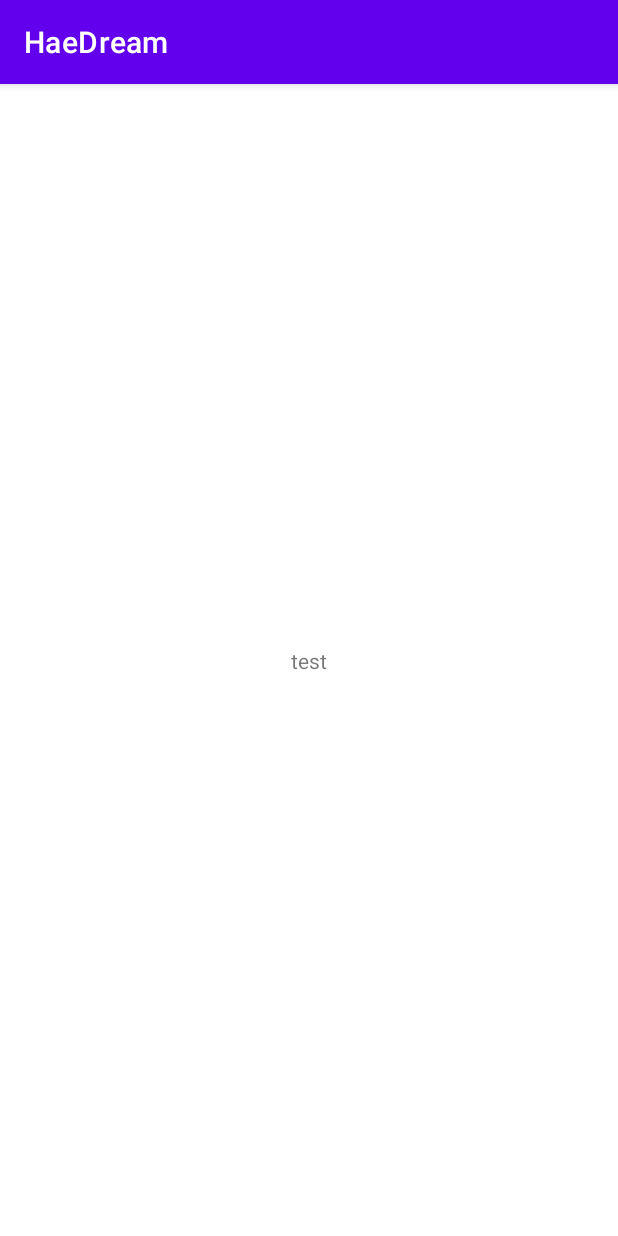
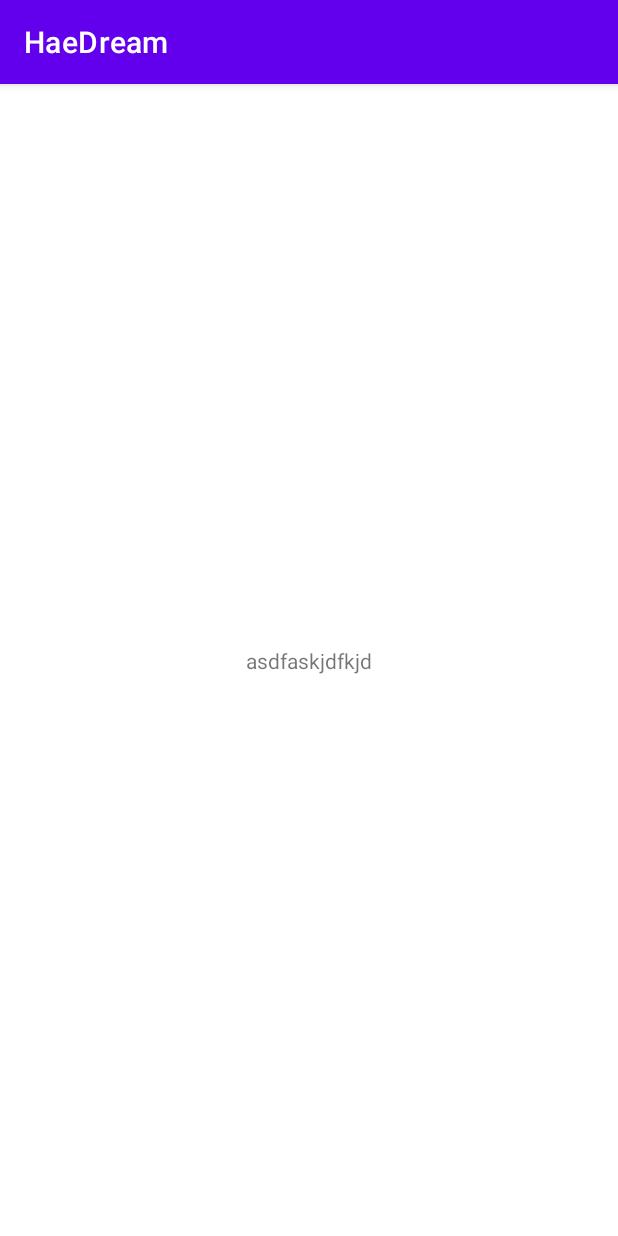
Before and after one commit to 2021-02-Android/HaeDream, an Android app: the screen it shows after launch (MainActivity), on a phone screen of 412 x 824 dp. Run offline under Robolectric (Android 15) with nearby library versions, the phone set to English and light mode, and no system bars.

Commit message:
han hyo eun . (PUSH TEST)

```diff
--- a/app/src/main/res/layout/activity_main.xml
+++ b/app/src/main/res/layout/activity_main.xml
@@ -9,7 +9,7 @@
     <TextView
         android:layout_width="wrap_content"
         android:layout_height="wrap_content"
-        android:text="test"
+        android:text="asdfaskjdfkjd"
         app:layout_constraintBottom_toBottomOf="parent"
         app:layout_constraintLeft_toLeftOf="parent"
         app:layout_constraintRight_toRightOf="parent"
```
